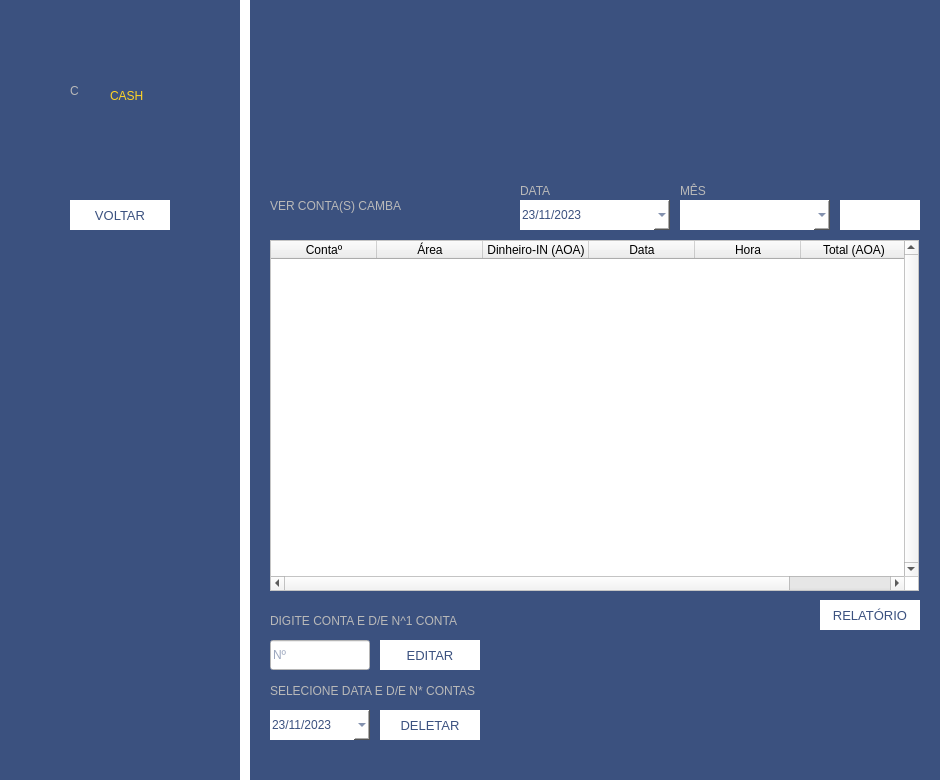
First picture: the form in cambaCash/areaconta.ui, repository Leumim2020/CambaCash, before the edit.
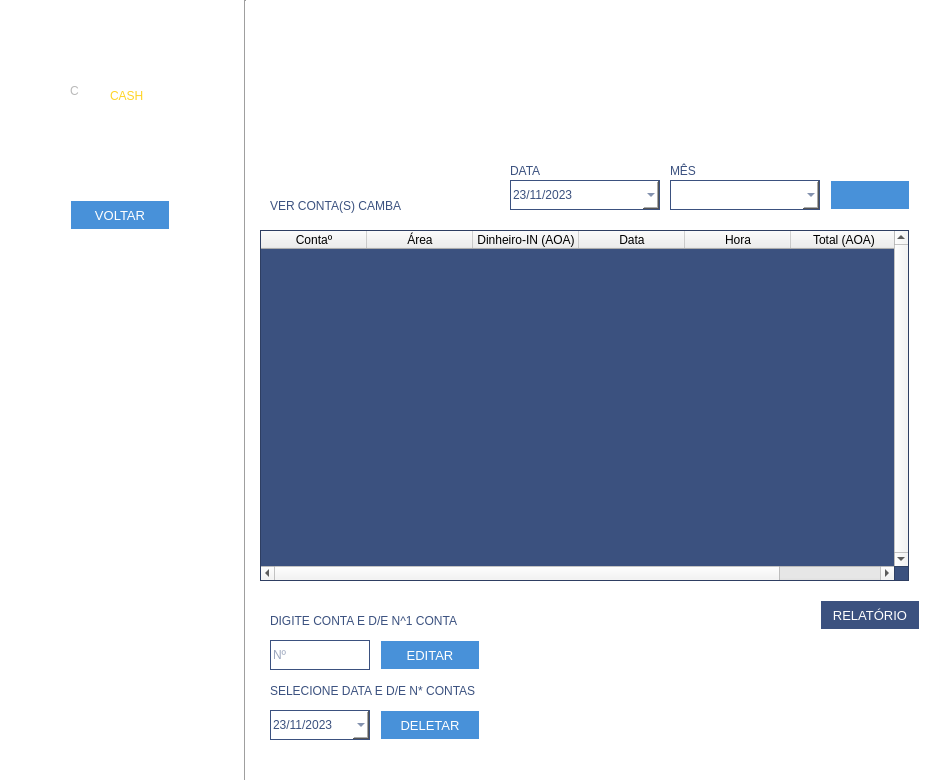
Second picture: the form after the edit. Icons and pictures are not drawn.

What changed in the file:
```diff
--- a/cambaCash/areaconta.ui
+++ b/cambaCash/areaconta.ui
@@ -27,7 +27,8 @@
   </property>
   <property name="styleSheet">
    <string notr="true">QDialog{
-	background-color:rgb(59, 81, 127);
+	background-color:white;
+	color:white;
 }</string>
   </property>
   <widget class="Line" name="line">
@@ -52,8 +53,10 @@
     </size>
    </property>
    <property name="styleSheet">
-    <string notr="true">background-color:white;
-border:none;</string>
+    <string notr="true">Line{
+	background-color:rgb(59,81,127);
+	border:none;
+}</string>
    </property>
    <property name="orientation">
     <enum>Qt::Vertical</enum>
@@ -97,8 +100,8 @@
 	background-image: url(:/area/area/back.png);
 	background-repeat:none;
 	font: 10pt &quot;Segoe UI&quot;;
-	background-color:white;
-	color:rgb(59,81,127);
+	background-color: rgb(72, 145, 217);
+	color:white;
 }
 QPushButton:hover{
 	border:1px solid #0090d8;
@@ -121,8 +124,10 @@
     <cursorShape>PointingHandCursor</cursorShape>
    </property>
    <property name="styleSheet">
-    <string notr="true">font: 900 15pt &quot;Segoe UI&quot;;
-color: rgb(255, 212, 38);</string>
+    <string notr="true">QLabel{
+	font: 900 15pt &quot;Segoe UI&quot;;
+	color: rgb(255, 212, 38);
+}</string>
    </property>
    <property name="text">
     <string>CASH</string>
@@ -141,8 +146,10 @@
     <cursorShape>PointingHandCursor</cursorShape>
    </property>
    <property name="styleSheet">
-    <string notr="true">font: 600 45pt &quot;Segoe UI Semibold&quot;;
-color: rgb(185, 185, 185);
+    <string notr="true">QLabel{
+	font: 600 45pt &quot;Segoe UI Semibold&quot;;
+	color: rgb(185, 185, 185);
+}
 </string>
    </property>
    <property name="text">
@@ -162,8 +169,10 @@
     <cursorShape>ArrowCursor</cursorShape>
    </property>
    <property name="styleSheet">
-    <string notr="true">font: 13pt &quot;Segoe UI &quot;;
-color: rgb(185, 185, 185);
+    <string notr="true">QLabel{
+	font: 13pt &quot;Segoe UI &quot;;
+	color: rgb(59,81,127);
+}
 </string>
    </property>
    <property name="text">
@@ -193,8 +202,8 @@
    </property>
    <property name="geometry">
     <rect>
-     <x>520</x>
-     <y>200</y>
+     <x>510</x>
+     <y>180</y>
      <width>150</width>
      <height>30</height>
     </rect>
@@ -212,10 +221,12 @@
     </size>
    </property>
    <property name="styleSheet">
-    <string notr="true">border:none;
-background-color: white;
-color:rgb(59, 81, 127);
-font: 10pt &quot;Segoe UI&quot;;
+    <string notr="true">QDateEdit{
+	border:1px solid rgb(59, 81, 127);
+	background-color: white;
+	color:rgb(59, 81, 127);
+	font: 10pt &quot;Segoe UI&quot;;
+}
 
 </string>
    </property>
@@ -251,8 +262,8 @@
   <widget class="QPushButton" name="pushButton_2">
    <property name="geometry">
     <rect>
-     <x>840</x>
-     <y>200</y>
+     <x>830</x>
+     <y>180</y>
      <width>80</width>
      <height>30</height>
     </rect>
@@ -274,10 +285,10 @@
    </property>
    <property name="styleSheet">
     <string notr="true">QPushButton{
-	border:none;
+	border:1px solid white;
 	image: url(:/area/area/cash.png);
 	background-repeat:none;
-	background-color:white;
+	background-color: rgb(72, 145, 217);
 }
 QPushButton:hover{
 	border:1px solid #0090d8;
@@ -293,8 +304,8 @@
    </property>
    <property name="geometry">
     <rect>
-     <x>270</x>
-     <y>240</y>
+     <x>260</x>
+     <y>230</y>
      <width>649</width>
      <height>351</height>
     </rect>
@@ -322,8 +333,8 @@
    </property>
    <property name="styleSheet">
     <string notr="true">QTableWidget{
-	background-color: rgb(255, 255, 255);
-	color:rgb(59, 81, 127);
+	background-color: rgb(59,81,127);
+	color:white;
 }</string>
    </property>
    <property name="verticalScrollBarPolicy">
@@ -449,8 +460,8 @@
 	border:1px solid white;
 	background-repeat:none;
 	font: 10pt &quot;Segoe UI&quot;;
-	background-color:white;
-	color:rgb(59,81,127);
+	background-color: rgb(72, 145, 217);
+	color:white;
 }
 QPushButton:hover{
 	border:1px solid #0090d8;
@@ -497,8 +508,8 @@
 	border:1px solid white;
 	background-repeat:none;
 	font: 10pt &quot;Segoe UI&quot;;
-	background-color:white;
-	color:rgb(59,81,127);
+	background-color: rgb(72, 145, 217);
+	color:white;
 }
 QPushButton:hover{
 	border:1px solid #0090d8;
@@ -548,8 +559,8 @@
 	border:1px solid white;
 	background-repeat:none;
 	font: 10pt &quot;Segoe UI&quot;;
-	background-color:white;
-	color:rgb(59,81,127);
+	background-color:rgb(59,81,127);
+	color:white;
 }
 QPushButton:hover{
 	border:1px solid #0090d8;
@@ -582,8 +593,9 @@
    </property>
    <property name="styleSheet">
     <string notr="true">QLineEdit{
-	background-color:#fff;
-	color:rgb(59,81,127);
+	border:1px solid rgb(59, 81, 127);
+	background-color:white;
+	color:rgb(59, 81, 127);
 }</string>
    </property>
    <property name="maxLength">
@@ -618,10 +630,12 @@
     </size>
    </property>
    <property name="styleSheet">
-    <string notr="true">border:none;
-background-color:white;
-color:rgb(59, 81, 127);
-font: 10pt &quot;Segoe UI&quot;;
+    <string notr="true">QDateEdit{
+	border:1px solid rgb(59, 81, 127);
+	background-color:white;
+	color:rgb(59, 81, 127);
+	font: 10pt &quot;Segoe UI&quot;;
+}
 
 </string>
    </property>
@@ -664,8 +678,10 @@
     <cursorShape>ArrowCursor</cursorShape>
    </property>
    <property name="styleSheet">
-    <string notr="true">font: 9pt &quot;Segoe UI &quot;;
-color: rgb(185, 185, 185);
+    <string notr="true">QLabel{
+	font: 9pt &quot;Segoe UI &quot;;
+	color:rgb(59,81,127);
+}
 </string>
    </property>
    <property name="text">
@@ -685,8 +701,10 @@
     <cursorShape>ArrowCursor</cursorShape>
    </property>
    <property name="styleSheet">
-    <string notr="true">font: 9pt &quot;Segoe UI &quot;;
-color: rgb(185, 185, 185);
+    <string notr="true">QLabel{
+	font: 9pt &quot;Segoe UI &quot;;
+	color:rgb(59,81,127);
+}
 </string>
    </property>
    <property name="text">
@@ -696,8 +714,8 @@
   <widget class="QComboBox" name="comboBox_month">
    <property name="geometry">
     <rect>
-     <x>680</x>
-     <y>200</y>
+     <x>670</x>
+     <y>180</y>
      <width>150</width>
      <height>30</height>
     </rect>
@@ -717,7 +735,7 @@
    <property name="styleSheet">
     <string notr="true">QComboBox{
 	background-color:white;
-	border:none;
+	border:1px solid rgb(59, 81, 127);
 	color: rgb(59, 81, 127);
 }</string>
    </property>
@@ -790,8 +808,8 @@
   <widget class="QLabel" name="label_11">
    <property name="geometry">
     <rect>
-     <x>680</x>
-     <y>180</y>
+     <x>670</x>
+     <y>160</y>
      <width>31</width>
      <height>21</height>
     </rect>
@@ -800,8 +818,10 @@
     <cursorShape>ArrowCursor</cursorShape>
    </property>
    <property name="styleSheet">
-    <string notr="true">font: 9pt &quot;Segoe UI &quot;;
-color: rgb(185, 185, 185);
+    <string notr="true">QLabel{
+	font: 9pt &quot;Segoe UI &quot;;
+	color: rgb(59,81,127);
+}
 </string>
    </property>
    <property name="text">
@@ -811,8 +831,8 @@
   <widget class="QLabel" name="label_12">
    <property name="geometry">
     <rect>
-     <x>520</x>
-     <y>180</y>
+     <x>510</x>
+     <y>160</y>
      <width>41</width>
      <height>21</height>
     </rect>
@@ -821,8 +841,10 @@
     <cursorShape>ArrowCursor</cursorShape>
    </property>
    <property name="styleSheet">
-    <string notr="true">font: 9pt &quot;Segoe UI &quot;;
-color: rgb(185, 185, 185);
+    <string notr="true">QLabel{
+	font: 9pt &quot;Segoe UI &quot;;
+	color: rgb(59,81,127);
+}
 </string>
    </property>
    <property name="text">
```
Left out of the diff: 25 changed lines with no effect on the pictures.
